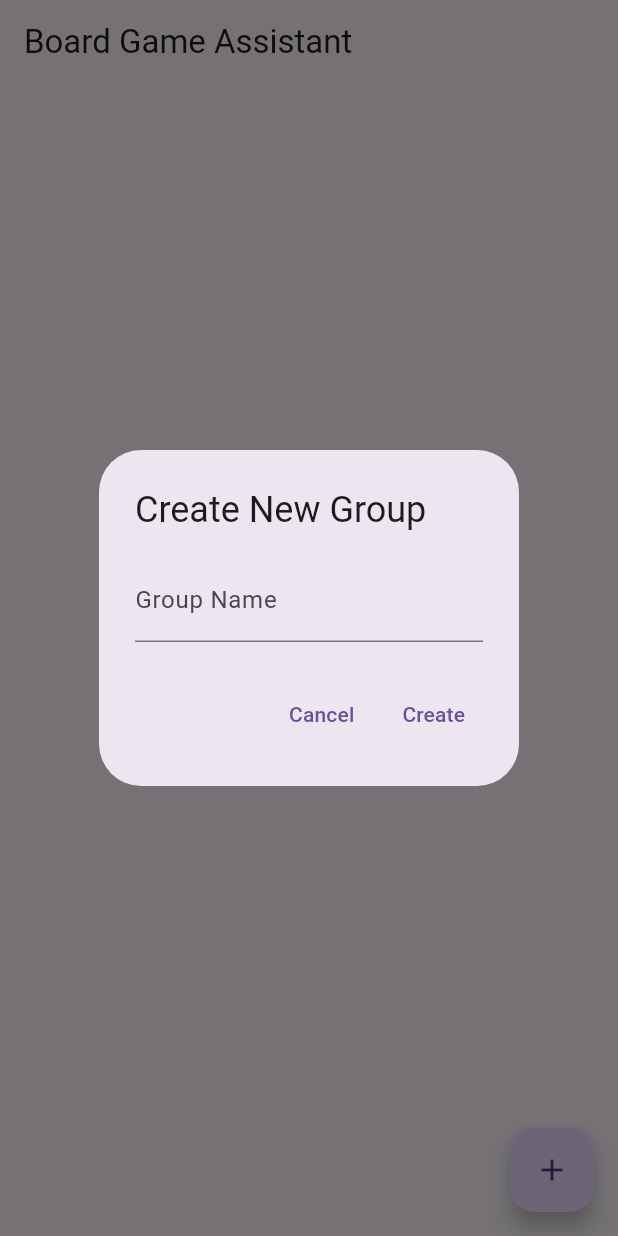
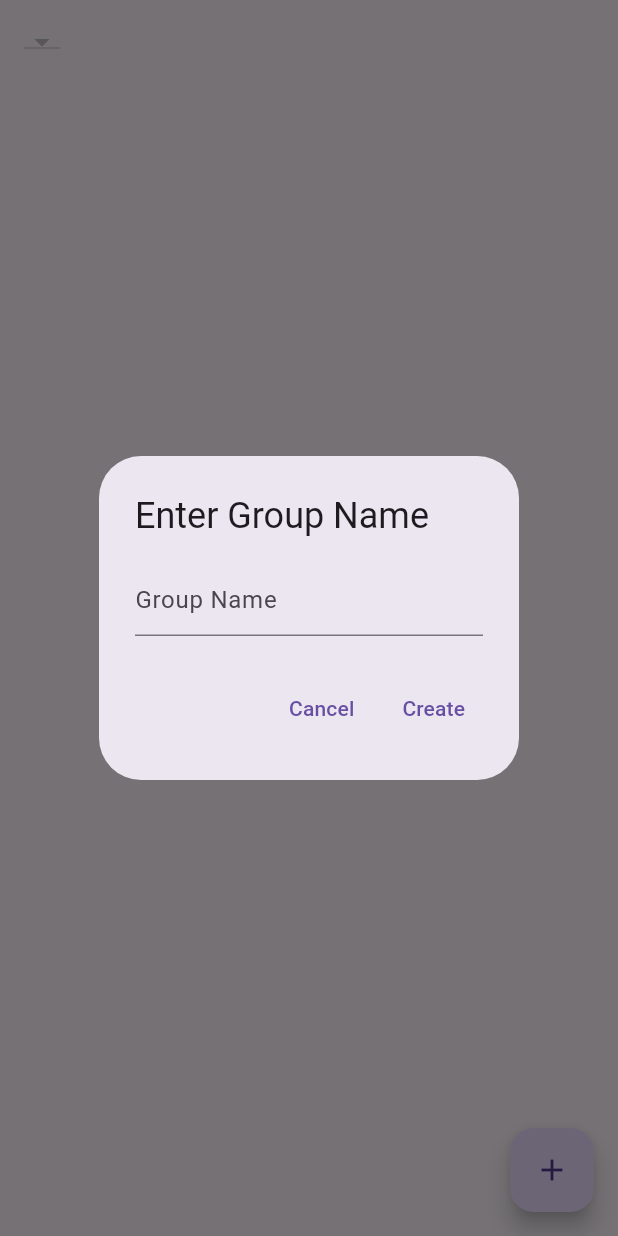
Before and after one commit to parsadaj/board_game_assistant, a Flutter app: the screen it shows after launch, after a tap on the "add" icon, on a phone screen of 412 x 824 dp. Run offline on Flutter 3.47's test engine with Material 3 defaults, Android fonts, the phone set to English and light mode, and no system bars.

Commit message:
group creation and shuffling added

```diff
--- /dev/null
+++ b/lib/group.dart
@@ -0,0 +1,8 @@
+// lib/group.dart
+
+class Group {
+  String name;
+  List<String> members;
+
+  Group({required this.name, required this.members});
+}
--- a/lib/main.dart
+++ b/lib/main.dart
@@ -1,5 +1,10 @@
+// lib/main.dart
+
+import 'dart:math';
+
 import 'package:flutter/material.dart';
-import 'friend_group.dart';
+import 'group.dart';
+import 'group_list.dart';
 
 void main() {
   runApp(BoardGameAssistantApp());
@@ -13,77 +18,169 @@ class BoardGameAssistantApp extends StatelessWidget {
       theme: ThemeData(
         primarySwatch: Colors.blue,
       ),
-      home: HomePage(),
+      home: GroupListScreen(),
     );
   }
 }
 
-class HomePage extends StatefulWidget {
+class GroupListScreen extends StatefulWidget {
   @override
-  _HomePageState createState() => _HomePageState();
+  _GroupListScreenState createState() => _GroupListScreenState();
 }
 
-class _HomePageState extends State<HomePage> {
-  List<FriendGroup> friendGroups = [];
+class _GroupListScreenState extends State<GroupListScreen> {
+  List<Group> groups = [];
+  Group? selectedGroup;
+  bool shufflePressed = false;
 
   @override
   Widget build(BuildContext context) {
     return Scaffold(
       appBar: AppBar(
-        title: Text('Board Game Assistant'),
+        title: DropdownButton(
+          value: selectedGroup,
+          onChanged: (newValue) {
+            setState(() {
+              selectedGroup = newValue as Group?;
+            });
+          },
+          items: groups.map<DropdownMenuItem<Group>>((Group group) {
+            return DropdownMenuItem<Group>(
+              value: group,
+              child: Text(group.name),
+            );
+          }).toList(),
+        ),
       ),
-      body: ListView.builder(
-        itemCount: friendGroups.length,
-        itemBuilder: (context, index) {
-          return ListTile(
-            title: Text(friendGroups[index].name),
-            onTap: () {
-              // Add functionality to switch to the selected group
+      body: selectedGroup != null
+          ? Column(
+              crossAxisAlignment: CrossAxisAlignment.stretch,
+              children: <Widget>[
+                Expanded(
+                  child: ListView.separated(
+                    itemCount: selectedGroup!.members.length + 1,
+                    itemBuilder: (context, index) {
+                      if (index < selectedGroup!.members.length) {
+                        return MemberTile(
+                          memberNumber: index + 1,
+                          memberName: selectedGroup!.members[index],
+                          isFirstPlayer: shufflePressed && index == 0,
+                        );
+                      } else {
+                        return Padding(
+                          padding: const EdgeInsets.all(8.0),
+                          child: TextField(
+                            decoration: InputDecoration(
+                              hintText: 'Add new member',
+                            ),
+                            onSubmitted: (String memberName) {
+                              setState(() {
+                                selectedGroup!.members.add(memberName);
+                              });
+                            },
+                          ),
+                        );
+                      }
+                    },
+                    separatorBuilder: (context, index) {
+                      if (index == selectedGroup!.members.length) {
+                        return Divider(
+                          height: 0,
+                        );
+                      } else {
+                        return Divider();
+                      }
+                    },
+                  ),
+                ),
+                Align(
+                  alignment: Alignment.bottomLeft,
+                  child: Padding(
+                    padding: const EdgeInsets.all(16.0),
+                    child: FloatingActionButton(
+                      onPressed: () {
+                        setState(() {
+                          selectedGroup!.members.shuffle();
+                          shufflePressed = true;
+                        });
+                      },
+                      tooltip: 'Shuffle Members',
+                      child: Icon(Icons.shuffle),
+                    ),
+                  ),
+                ),
+              ],
+            )
+          : Center(
+              child: Text('No group selected'),
+            ),
+      floatingActionButton: FloatingActionButton(
+        onPressed: () {
+          showDialog(
+            context: context,
+            builder: (BuildContext context) {
+              String groupName = '';
+              return AlertDialog(
+                title: Text('Enter Group Name'),
+                content: TextField(
+                  onChanged: (value) {
+                    groupName = value;
+                  },
+                  decoration: InputDecoration(hintText: 'Group Name'),
+                ),
+                actions: <Widget>[
+                  TextButton(
+                    child: Text('Cancel'),
+                    onPressed: () {
+                      Navigator.of(context).pop();
+                    },
+                  ),
+                  TextButton(
+                    child: Text('Create'),
+                    onPressed: () {
+                      // Create the group and add it to the list
+                      if (groupName.isNotEmpty) {
+                        Group newGroup = Group(name: groupName, members: []);
+                        setState(() {
+                          groups.add(newGroup);
+                        });
+                        Navigator.of(context).pop();
+                      }
+                    },
+                  ),
+                ],
+              );
             },
           );
         },
-      ),
-      floatingActionButton: FloatingActionButton(
-        onPressed: () {
-          _createNewGroup(context);
-        },
+        tooltip: 'Add Group',
         child: Icon(Icons.add),
       ),
     );
   }
+}
 
-  void _createNewGroup(BuildContext context) {
-    // Show a dialog to create a new friend group
-    showDialog(
-      context: context,
-      builder: (context) => AlertDialog(
-        title: Text('Create New Group'),
-        content: TextField(
-          decoration: InputDecoration(labelText: 'Group Name'),
-          onChanged: (value) {
-            // Handle changes in group name
-          },
-        ),
-        actions: [
-          TextButton(
-            onPressed: () {
-              Navigator.of(context).pop();
-            },
-            child: Text('Cancel'),
+class MemberTile extends StatelessWidget {
+  final int memberNumber;
+  final String memberName;
+  final bool isFirstPlayer;
+
+  MemberTile({
+    required this.memberNumber,
+    required this.memberName,
+    required this.isFirstPlayer,
+  });
+
+  @override
+  Widget build(BuildContext context) {
+    return ListTile(
+      title: Row(
+        children: [
+          Text(
+            '$memberNumber. $memberName',
+            style: isFirstPlayer ? TextStyle(fontWeight: FontWeight.bold) : null,
           ),
-          TextButton(
-            onPressed: () {
-              // Add functionality to create a new friend group
-              setState(() {
-                // Add the new friend group to the list
-                String groupName = ''; // Get the group name from the text field
-                FriendGroup newGroup = FriendGroup(groupName, []);
-                friendGroups.add(newGroup);
-              });
-              Navigator.of(context).pop();
-            },
-            child: Text('Create'),
-          ),
+          if (isFirstPlayer) Text(' (First Player)', style: TextStyle(fontWeight: FontWeight.bold)),
         ],
       ),
     );
```
Also changed, not shown: lib/add_group_screen.dart (added, +35 -0 lines), lib/group_list.dart (added, +25 -0 lines).
